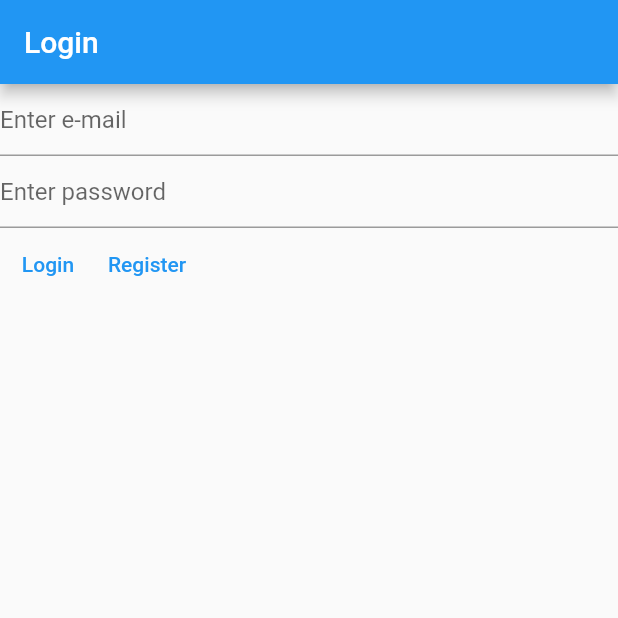
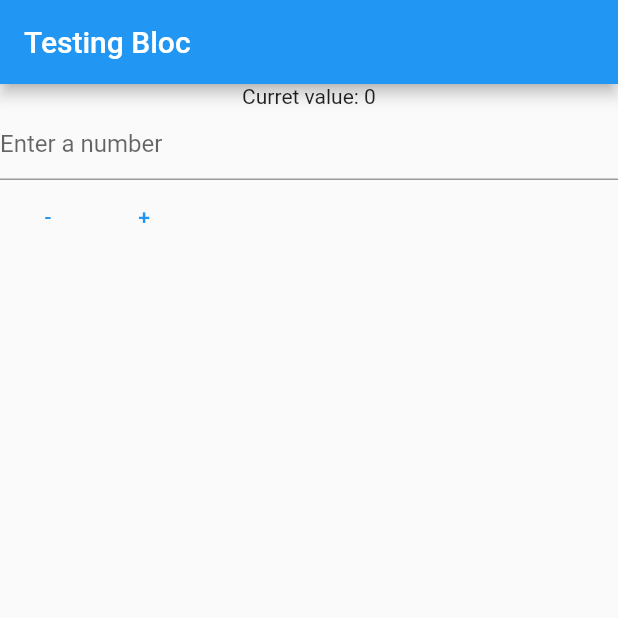
Before and after one commit to miguelfelipegama/notepad_app, a Flutter app: the screen it shows after launch, on a phone screen of 412 x 824 dp, the top half of it. Run offline on Flutter 3.47's test engine with Material 2 defaults, Android fonts, the phone set to English and light mode, and no system bars; our stand-ins replace bloc, cloud_firestore, firebase_auth, firebase_core, flutter_bloc, share_plus and 1 more; accounts and stored records are empty.

Commit message:
Bloc demonstration

```diff
--- a/lib/main.dart
+++ b/lib/main.dart
@@ -1,4 +1,7 @@
+import 'package:bloc/bloc.dart';
 import 'package:flutter/material.dart';
+import 'package:flutter/services.dart';
+import 'package:flutter_bloc/flutter_bloc.dart';
 import 'package:notepad_app/constants/routes.dart';
 import 'package:notepad_app/services/auth/auth_service.dart';
 import 'package:notepad_app/views/login_view.dart';
@@ -14,7 +17,7 @@ void main() {
     theme: ThemeData(
       primarySwatch: Colors.blue,
     ),
-    home: const HomePage(),
+    home: const BlocCounter(),
     routes: {
       loginRoute: (context) => const LoginView(),
       registerRoute: (context) => const RegisterView(),
@@ -51,3 +54,139 @@ class HomePage extends StatelessWidget {
         });
   }
 }
+
+class BlocCounter extends StatefulWidget {
+  const BlocCounter({Key? key}) : super(key: key);
+
+  @override
+  State<BlocCounter> createState() => _BlocCounterState();
+}
+
+class _BlocCounterState extends State<BlocCounter> {
+  late final TextEditingController _textEditingController;
+
+  @override
+  void initState() {
+    _textEditingController = TextEditingController();
+    super.initState();
+  }
+
+  @override
+  void dispose() {
+    _textEditingController.dispose();
+    super.dispose();
+  }
+
+  @override
+  Widget build(BuildContext context) {
+    return BlocProvider(
+      create: (context) => CounterBloc(),
+      child: Scaffold(
+        appBar: AppBar(
+          title: const Text('Testing Bloc'),
+        ),
+        body: BlocConsumer<CounterBloc, CounterState>(
+          builder: ((context, state) {
+            final invalidValue =
+                (state is CounterStateInvalid) ? state.invalidValue : '';
+            return Column(
+              children: [
+                Text('Curret value: ${state.value}'),
+                Visibility(
+                  visible: state is CounterStateInvalid,
+                  child: Text('Invalid input $invalidValue'),
+                ),
+                TextField(
+                  controller: _textEditingController,
+                  decoration: const InputDecoration(hintText: 'Enter a number'),
+                  keyboardType: TextInputType.number,
+                ),
+                Row(
+                  children: [
+                    TextButton(
+                        onPressed: () {
+                          context
+                              .read<CounterBloc>()
+                              .add(DecrementEvent(_textEditingController.text));
+                        },
+                        child: const Text('-')),
+                    TextButton(
+                        onPressed: () {
+                          context
+                              .read<CounterBloc>()
+                              .add(IncrementEvent(_textEditingController.text));
+                        },
+                        child: const Text('+')),
+                  ],
+                )
+              ],
+            );
+          }),
+          listener: (contex, state) {
+            _textEditingController.clear();
+          },
+        ),
+      ),
+    );
+  }
+}
+
+@immutable
+abstract class CounterState {
+  final int value;
+
+  const CounterState(this.value);
+}
+
+class CounterStateValid extends CounterState {
+  const CounterStateValid(int value) : super(value);
+}
+
+class CounterStateInvalid extends CounterState {
+  final String invalidValue;
+  const CounterStateInvalid({
+    required this.invalidValue,
+    required int previousValue,
+  }) : super(previousValue);
+}
+
+abstract class CounterEvent {
+  final String value;
+
+  const CounterEvent(this.value);
+}
+
+class IncrementEvent extends CounterEvent {
+  const IncrementEvent(String value) : super(value);
+}
+
+class DecrementEvent extends CounterEvent {
+  const DecrementEvent(String value) : super(value);
+}
+
+class CounterBloc extends Bloc<CounterEvent, CounterState> {
+  CounterBloc() : super(const CounterStateValid(0)) {
+    on<IncrementEvent>((event, emit) {
+      final integer = int.tryParse(event.value);
+      if (integer == null) {
+        emit(CounterStateInvalid(
+          invalidValue: event.value,
+          previousValue: state.value,
+        ));
+      } else {
+        emit(CounterStateValid(state.value + integer));
+      }
+    });
+    on<DecrementEvent>((event, emit) {
+      final integer = int.tryParse(event.value);
+      if (integer == null) {
+        emit(CounterStateInvalid(
+          invalidValue: event.value,
+          previousValue: state.value,
+        ));
+      } else {
+        emit(CounterStateValid(state.value - integer));
+      }
+    });
+  }
+}
--- a/pubspec.yaml
+++ b/pubspec.yaml
@@ -42,6 +42,8 @@ dependencies:
   path_provider: ^2.0.11
   path: ^1.8.1
   share_plus: ^4.0.9
+  bloc: ^8.0.3
+  flutter_bloc: ^8.0.1
   #sqflite_web:
   #  git:
   #    url: https://github.com/deakjahn/sqflite_web.git
```
Also changed, not shown: pubspec.lock.
